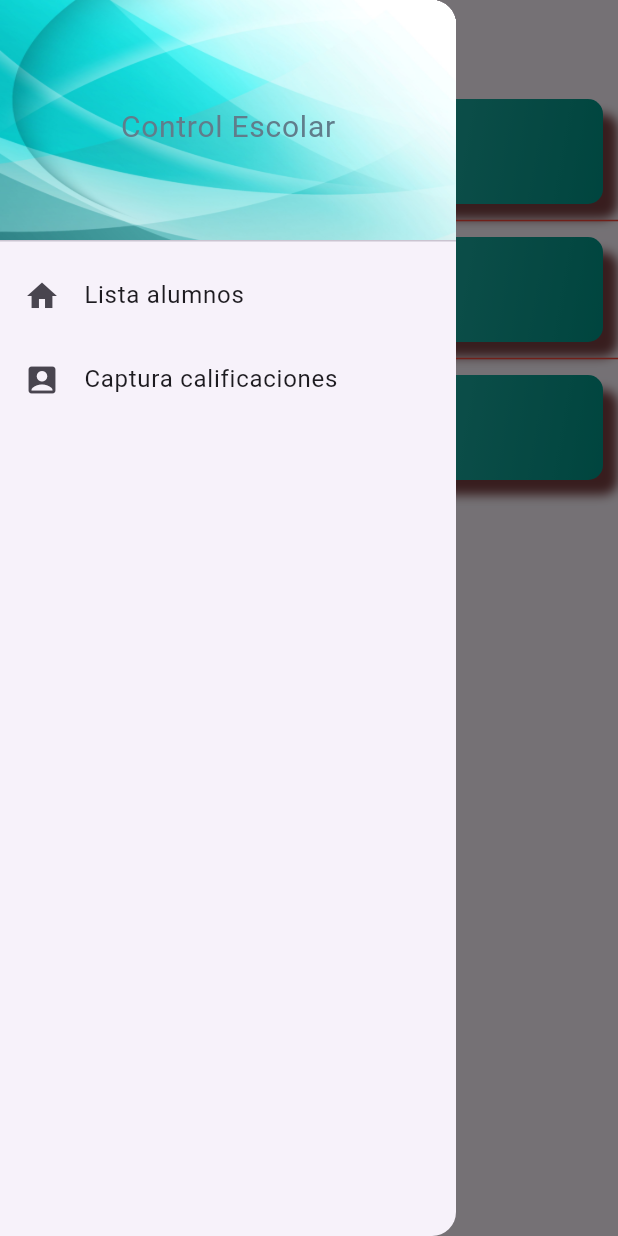
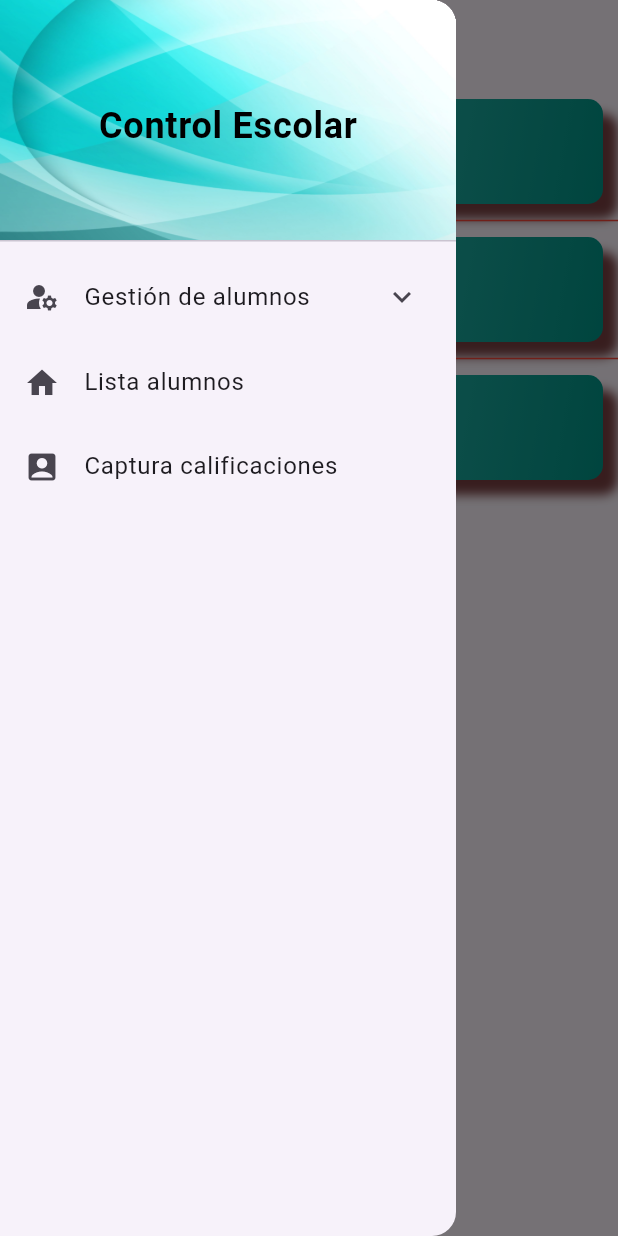
Before and after one commit to BAlbertoGA/flutter_control_escolar, a Flutter app: the screen it shows after launch, with the side drawer open, on a phone screen of 412 x 824 dp. Run offline on Flutter 3.47's test engine with Material 3 defaults, Android fonts, the phone set to English and light mode, and no system bars.

Commit message:
Mejorar la vista y funcionalidad del menu

```diff
--- a/lib/drawer.dart
+++ b/lib/drawer.dart
@@ -9,12 +9,6 @@ class MyDrawer extends StatelessWidget {
       child: ListView(
         children: [
           DrawerHeader(
-            child: Center(
-              child: Text(
-                "Control Escolar",
-                style: TextStyle(color: Colors.blueGrey, fontSize: 20),
-              ),
-            ),
             decoration: BoxDecoration(
               color: Colors.blue,
               image: DecorationImage(
@@ -22,11 +16,44 @@ class MyDrawer extends StatelessWidget {
                 fit: BoxFit.fill,
               ),
             ),
+            child: Center(
+              child: Text(
+                "Control Escolar",
+                style: TextStyle(color: Colors.black, fontSize: 24, fontWeight: FontWeight.bold),
+              ),
+            ),
+          ),
+          // Sección de Gestión de alumnos con submenú
+          ExpansionTile(
+            leading: const Icon(Icons.manage_accounts),
+            title: const Text('Gestión de alumnos'),
+            childrenPadding: const EdgeInsets.only(left: 16, right: 16),
+            children: [
+              ListTile(
+                leading: const Icon(Icons.search),
+                title: const Text('Buscar alumno'),
+                onTap: () {
+                  print("Buscar alumno");
+                //   Navigator.pop(context); // cerrar drawer
+                //   Navigator.pushNamed(context, '/ruta_buscar_alumno');
+                },
+              ),
+              ListTile(
+                leading: const Icon(Icons.person_add),
+                title: const Text('Añadir alumno'),
+                onTap: () {
+                  print("Añadir alumno");
+                //   Navigator.pop(context); // cerrar drawer
+                //   Navigator.pushNamed(context, '/ruta_agregar_alumno');
+                },
+              ),
+            ],
           ),
           ListTile(
             leading: Icon(Icons.home),
             title: Text("Lista alumnos"),
             onTap: () {
+              Navigator.pop(context); // Cerrar el drawer
               Navigator.pushNamed(context, '/rutalistaalumnos');
             },
           ),
@@ -34,6 +61,7 @@ class MyDrawer extends StatelessWidget {
             leading: Icon(Icons.account_box),
             title: Text("Captura calificaciones"),
             onTap: () {
+              Navigator.pop(context); // Cerrar el drawer
               Navigator.pushNamed(context, '/rutacapturacalificaciones');
             },
           ),
--- a/lib/mylistview.dart
+++ b/lib/mylistview.dart
@@ -17,6 +17,7 @@ class MyListView extends StatelessWidget {
         title: const Text('Control Escolar'),
       ),
       drawer: MyDrawer(),
+      // endDrawer: MyDrawer(),
       body: SafeArea(
         child: ListView.separated(
           itemBuilder: (_, index) => GestureDetector(
```
